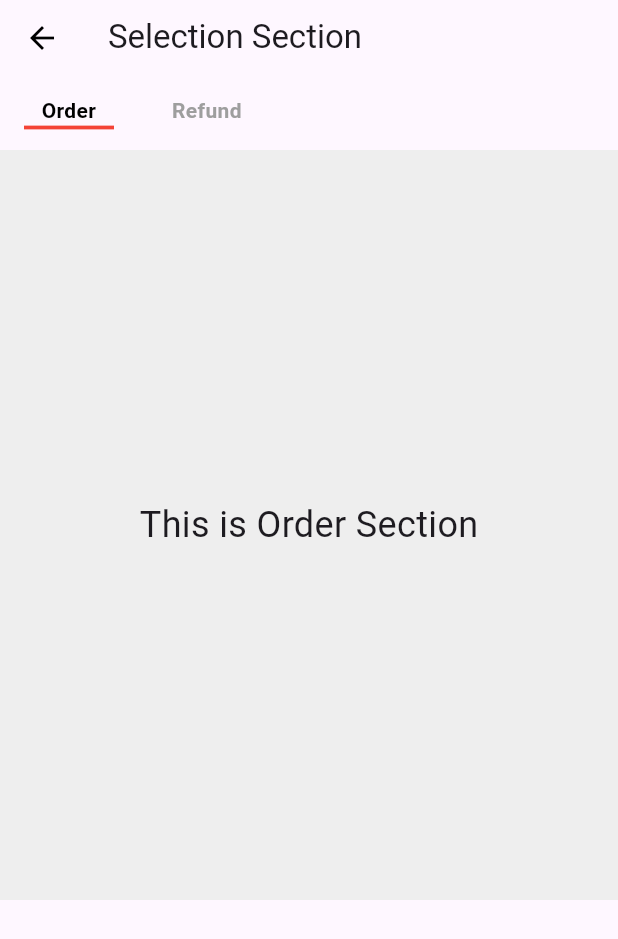
After one commit to Mamgain777/testing_widgets, a Flutter app: the screen it shows after launch, after a tap on "Selection Section", on a phone screen of 412 x 824 dp. The commit adds this screen. Shown: the top 939 px of the screen. Run offline on Flutter 3.47's test engine with Material 3 defaults, Android fonts, the phone set to English and light mode, and no system bars.

Commit message:
main branch commit

```diff
--- a/lib/screens/main_screen.dart
+++ b/lib/screens/main_screen.dart
@@ -1,7 +1,9 @@
 import 'package:flutter/material.dart';
 import 'package:testing_widgets/screens/depth_card.dart';
+import 'package:testing_widgets/screens/fixed_header_table.dart';
 import 'package:testing_widgets/screens/scroolable_card.dart';
 import 'package:testing_widgets/screens/scroolable_table.dart';
+import 'package:testing_widgets/screens/section_selection.dart';
 
 class MainScreen extends StatefulWidget {
 
@@ -35,6 +37,21 @@ class _MainScreenState extends State<MainScreen> {
         child: SingleChildScrollView(
           child: Column(
             children: [
+              ElevatedButton(
+                onPressed: () {
+                  Navigator.push(
+                    context,
+                    MaterialPageRoute(
+                      builder: (context) => const SectionSelection(),
+                    ),
+                  );
+                },
+                child: const Center(
+                  child: Text(
+                    "Selection Section"
+                  ),
+                ),
+              ),
               ElevatedButton(
                 onPressed: () {
                   Navigator.push(
@@ -81,6 +98,21 @@ class _MainScreenState extends State<MainScreen> {
                   ),
                 ),
               ),
+              ElevatedButton(
+                onPressed: () {
+                  Navigator.push(
+                    context,
+                    MaterialPageRoute(
+                      builder: (context) => const FixedHeaderTable(),
+                    ),
+                  );
+                },
+                child: const Center(
+                  child: Text(
+                    "Fixed Header Table"
+                  ),
+                ),
+              ),
             ],
           ),
         ),
--- /dev/null
+++ b/lib/screens/section_selection.dart
@@ -0,0 +1,122 @@
+import 'package:flutter/material.dart';
+import 'package:testing_widgets/common/common_appbar.dart';
+
+class SectionSelection extends StatefulWidget {
+  const SectionSelection({super.key});
+
+  @override
+  State<SectionSelection> createState() => _SectionSelectionState();
+}
+
+class _SectionSelectionState extends State<SectionSelection> {
+  int selectedOptionIndex = 0;
+
+  List<String> options = ['Order', 'Refund'];
+
+  void updateSelectedOption(int index) {
+    setState(() {
+      selectedOptionIndex = index;
+    });
+  }
+
+  @override
+  Widget build(BuildContext context) {
+    return Scaffold(
+      appBar: const PreferredSize(
+        preferredSize: Size.fromHeight(50),
+        child: CommonAppbar(appbarTitle: "Selection Section"),
+      ),
+      body: Column(
+        children: [
+          // Selectable Options
+          SizedBox(
+            height: 50,
+            child: ListView.builder(
+              scrollDirection: Axis.horizontal,
+              itemCount: options.length,
+              itemBuilder: (context, index) => InkWell(
+                onTap: () {
+                  updateSelectedOption(index);
+                },
+                child: Padding(
+                  padding: const EdgeInsets.symmetric(horizontal: 16.0),
+                  child: SizedBox(
+                    width: 60,
+                    child: Column(
+                      crossAxisAlignment: CrossAxisAlignment.start,
+                      mainAxisAlignment: MainAxisAlignment.center,
+                      children: [
+                        SizedBox(
+                          width: double.infinity,
+                          child: Text(
+                            options[index],
+                            style: TextStyle(
+                              color: selectedOptionIndex == index
+                                  ? Colors.black
+                                  : Colors.grey,
+                              fontWeight: FontWeight.bold,
+
+                            ),
+                            textAlign: TextAlign.center,
+                          ),
+                        ),
+                        SizedBox(
+                          height: 2.5,
+                          width: double.maxFinite,
+                          child: Container(
+                            color: selectedOptionIndex == index
+                                ? Colors.red
+                                : Colors.transparent,
+                          ),
+                        ),
+                      ],
+                    ),
+                  ),
+                ),
+              ),
+            ),
+          ),
+          // Displayed Section
+          Expanded(
+            flex: 1,
+            child: SingleChildScrollView(
+              child: Container(
+                height: 500,
+                color: Colors.grey.shade200,
+                child: Center(
+                  child: getCurrentSection()
+                ),
+              ),
+            ),
+          ),
+        ],
+      ),
+    );
+  }
+
+  Widget getCurrentSection(){
+    switch (selectedOptionIndex) {
+      case 0:
+        return orderSection();
+      case 1:
+        return refundSection();
+      default:
+        return const Placeholder();
+    }
+  }
+
+  Widget orderSection(){
+    return const Text(
+      'This is Order Section',
+      style: TextStyle(fontSize: 24),
+    );
+  }
+  Widget refundSection(){
+    return const Text(
+      'This is Refund Section',
+      style: TextStyle(fontSize: 24),
+    );
+  }
+
+
+}
```
Also changed, not shown: lib/screens/fixed_header_table.dart (added, +64 -0 lines), lib/main.dart (line endings or trailing spaces).
